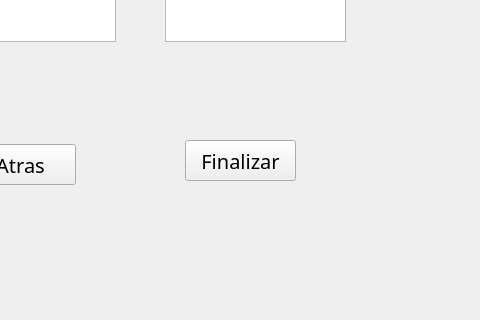
Above: Interfaz.ui from alexestadone/RESTAURANTE before the change; both pictures show x 325 to 805 and y 480 to 800 of the 1000 by 800 pixel window. Below: the same form after it.
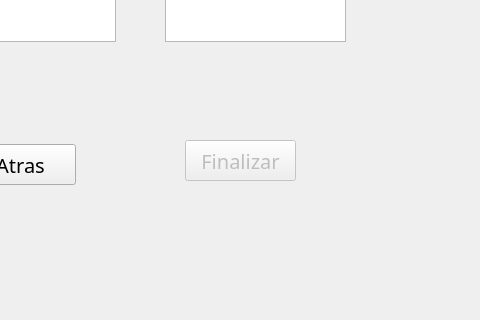
That is the form after the change. The open tabs and pages were chosen to show the change.

Commit message: Funcionalidades de la ventana "Anadir platos"; hasta "Finalizar"

```diff
--- a/Interfaz.ui
+++ b/Interfaz.ui
@@ -494,7 +494,10 @@
       <string>Confirmar</string>
      </property>
     </widget>
-    <widget class="QPushButton" name="btnAtras_2">
+    <widget class="QPushButton" name="btnFinalizar">
+     <property name="enabled">
+      <bool>false</bool>
+     </property>
      <property name="geometry">
       <rect>
        <x>510</x>
```
Left out of the diff: 65 changed lines with no effect on the pictures. The commit also changes 4 other files.
